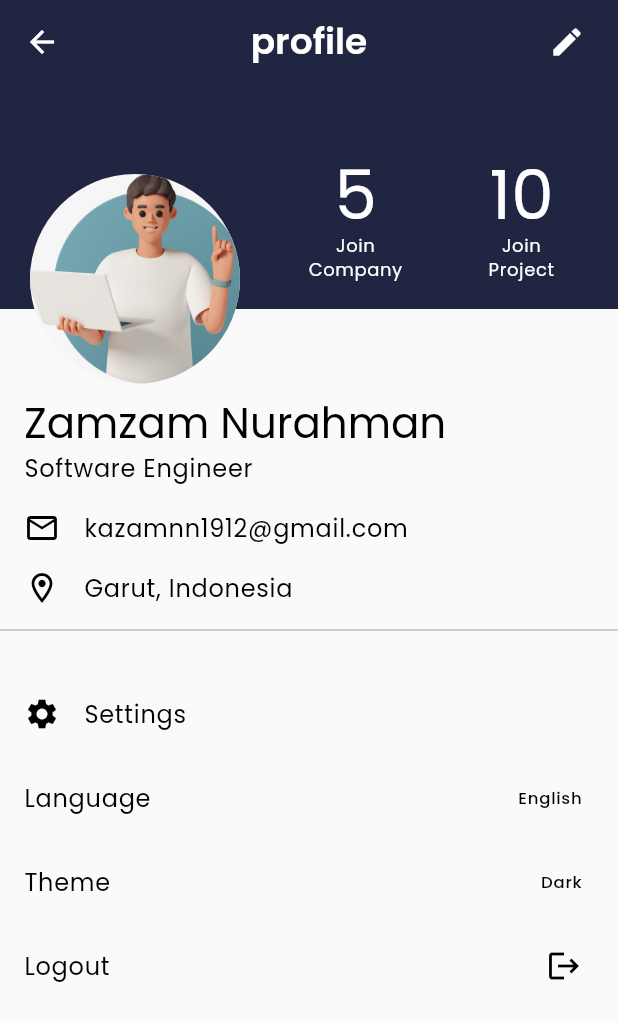
After one commit to Stige-IT/Orgasync-Apps, a Flutter app: the ProfileScreen screen opened by its route, on a phone screen of 412 x 824 dp. The commit adds this screen. Shown: the top 1021 px of the screen. Run offline on Flutter 3.47's test engine with Material 2 defaults, Android fonts, the phone set to English and light mode, and no system bars; our stand-ins replace dartz, easy_localization, flutter_riverpod, flutter_secure_storage, freezed_annotation; missing offline and left inert: window_manager; accounts and stored records are empty; network calls fail.

Commit message:
ui(profile) : add ui screen profile user

```diff
--- a/lib/src/config/routes.dart
+++ b/lib/src/config/routes.dart
@@ -2,6 +2,7 @@ import 'package:flutter/cupertino.dart';
 import 'package:orgasync/src/fetaures/auth/auth.dart';
 import 'package:orgasync/src/fetaures/home/home.dart';
 import '../fetaures/splash/ui/splash_screen.dart';
+import '../fetaures/user/user.dart';
 
 class AppRoute{
   static Map<String, Widget Function(BuildContext)> routes ={
@@ -21,5 +22,7 @@ class AppRoute{
     /// HOME PAGES
     "/" : (_)=> const HomeScreen(),
 
+    /// USER PAGES
+    "/profile" : (_) => const ProfileScreen(),
   };
 }
--- a/lib/src/fetaures/home/ui/home_screen.dart
+++ b/lib/src/fetaures/home/ui/home_screen.dart
@@ -52,10 +52,13 @@ class _HomeScreenState extends ConsumerState<HomeScreen> {
             ),
             IconButton(
                 onPressed: () {}, icon: const Icon(Icons.notifications_none)),
-            CircleAvatar(
-              radius: 25,
-              backgroundImage: const AssetImage("assets/images/profile.png"),
-              backgroundColor: context.theme.colorScheme.background,
+            InkWell(
+              onTap: () => nextPage(context, "/profile"),
+              child: CircleAvatar(
+                radius: 25,
+                backgroundImage: const AssetImage("assets/images/profile.png"),
+                backgroundColor: context.theme.colorScheme.background,
+              ),
             ),
             const SizedBox(width: 20),
           ],
--- /dev/null
+++ b/lib/src/fetaures/user/ui/profile_screen.dart
@@ -0,0 +1,126 @@
+part of "../user.dart";
+
+class ProfileScreen extends ConsumerStatefulWidget {
+  const ProfileScreen({super.key});
+
+  @override
+  ConsumerState createState() => _ProfileScreenState();
+}
+
+class _ProfileScreenState extends ConsumerState<ProfileScreen> {
+  @override
+  Widget build(BuildContext context) {
+    return Scaffold(
+      appBar: AppBar(
+        elevation: 0,
+        backgroundColor: context.theme.colorScheme.primary,
+        foregroundColor: context.theme.colorScheme.onPrimary,
+        title: Text(
+          "profile".tr(),
+          style: context.theme.textTheme.headlineSmall!.copyWith(
+            fontWeight: FontWeight.w600,
+            color: context.theme.colorScheme.onPrimary,
+          ),
+        ),
+        centerTitle: true,
+        actions: [
+          IconButton(
+            onPressed: () {},
+            icon: const Icon(Icons.edit),
+          ),
+          const SizedBox(width: 10),
+        ],
+      ),
+      body: ListView(
+        children: [
+          SizedBox(
+            height: 200,
+            child: Stack(
+              children: [
+                Container(
+                  padding: const EdgeInsets.symmetric(horizontal :5, vertical: 10),
+                  alignment: Alignment.bottomRight,
+                  width: double.infinity,
+                  height: 150,
+                  color: context.theme.colorScheme.primary,
+                  child: LayoutBuilder(
+                    builder: (_, constraint) {
+                      return SizedBox(
+                        width: constraint.maxWidth * 0.55,
+                        child: const Row(
+                          mainAxisAlignment: MainAxisAlignment.end,
+                          children: [
+                            TotalJoinWidget(total: 5, title: "Join Company"),
+                            TotalJoinWidget(total: 10, title: "Join Project"),
+                          ],
+                        ),
+                      );
+                    }
+                  ),
+                ),
+                Positioned(
+                  bottom: 0,
+                  left: 20,
+                  child: CircleAvatar(
+                    radius: 70,
+                    backgroundColor: context.theme.colorScheme.background,
+                    backgroundImage:
+                        const AssetImage("assets/images/profile.png"),
+                  ),
+                )
+              ],
+            ),
+          ),
+          ListTile(
+            title: Text(
+              "Zamzam Nurahman",
+              style: context.theme.textTheme.headlineMedium!,
+            ),
+            subtitle: Text(
+              "Software Engineer",
+              style: context.theme.textTheme.bodyLarge,
+            ),
+          ),
+          ListTile(
+            visualDensity: const VisualDensity(vertical: -4),
+            leading: const Icon(Icons.email_outlined),
+            title: Text(
+              "kazamnn1912@gmail.com",
+              style: context.theme.textTheme.bodyLarge!,
+            ),
+          ),
+          ListTile(
+            visualDensity: const VisualDensity(vertical: -4),
+            leading: const Icon(Icons.location_on_outlined),
+            title: Text(
+              "Garut, Indonesia",
+              style: context.theme.textTheme.bodyLarge!,
+            ),
+          ),
+          const Divider(),
+          const SizedBox(height: 20),
+          Column(
+            children: [
+              ListTile(
+                leading: const Icon(Icons.settings),
+                title: Text("Settings", style: context.theme.textTheme.bodyLarge!),
+              ),
+              const ListTile(
+                title: Text("Language"),
+                trailing: Text("English"),
+              ),
+              const ListTile(
+                title: Text("Theme"),
+                trailing: Text("Dark"),
+              ),
+              const ListTile(
+                title: Text("Logout"),
+                trailing: Icon(Icons.logout),
+              ),
+            ],
+          )
+        ],
+      ),
+    );
+  }
+}
--- /dev/null
+++ b/lib/src/fetaures/user/ui/widgets/total_join_widget.dart
@@ -0,0 +1,31 @@
+part of "../../user.dart";
+
+class TotalJoinWidget extends StatelessWidget {
+  final int total;
+  final String title;
+  const TotalJoinWidget({super.key, required this.total, required this.title});
+
+  @override
+  Widget build(BuildContext context) {
+    return Expanded(
+      child: ListTile(
+        tileColor: context.theme.colorScheme.primary,
+        title: Text(
+          "$total",
+          textAlign: TextAlign.center,
+          style:
+          context.theme.textTheme.displayMedium!.copyWith(
+            color: context.theme.colorScheme.onPrimary,
+          ),
+        ),
+        subtitle: Text(
+          title,
+          textAlign: TextAlign.center,
+          style: context.theme.textTheme.bodySmall!.copyWith(
+            color: context.theme.colorScheme.onPrimary,
+          ),
+        ),
+      ),
+    );
+  }
+}
--- a/lib/src/fetaures/user/user.dart
+++ b/lib/src/fetaures/user/user.dart
@@ -2,11 +2,13 @@ import 'dart:convert';
 
 import 'package:dartz/dartz.dart';
 import 'package:easy_localization/easy_localization.dart';
+import 'package:flutter/material.dart';
 import 'package:flutter_riverpod/flutter_riverpod.dart';
 import 'package:http/http.dart';
 import 'package:orgasync/src/fetaures/auth/auth.dart';
 import 'package:orgasync/src/models/state.dart';
 import 'package:orgasync/src/utils/helper/exception_to_message.dart';
+import 'package:orgasync/src/utils/helper/theme_of_context.dart';
 
 import '../../config/contants/base_url.dart';
 import '../../utils/helper/http_provider/http_provider.dart';
@@ -17,3 +19,5 @@ part "models/user_data.dart";
 part "data/user_api.dart";
 part "provider/user_provider.dart";
 part 'provider/user_notifier.dart';
+part 'ui/profile_screen.dart';
+part 'ui/widgets/total_join_widget.dart';
```
